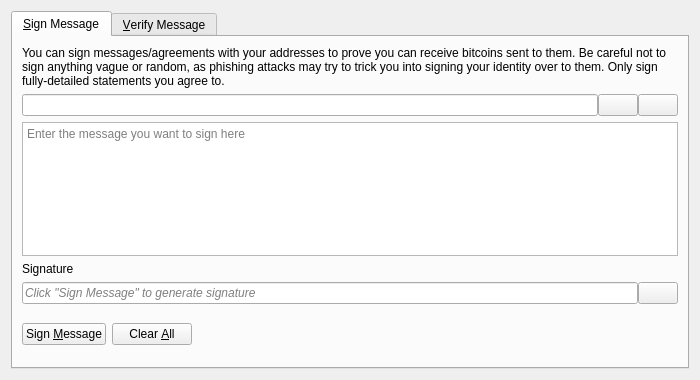
Before: the Qt Designer form src/qt/forms/signverifymessagedialog.ui in l0rinc/bitcoin, drawn with Qt 5.
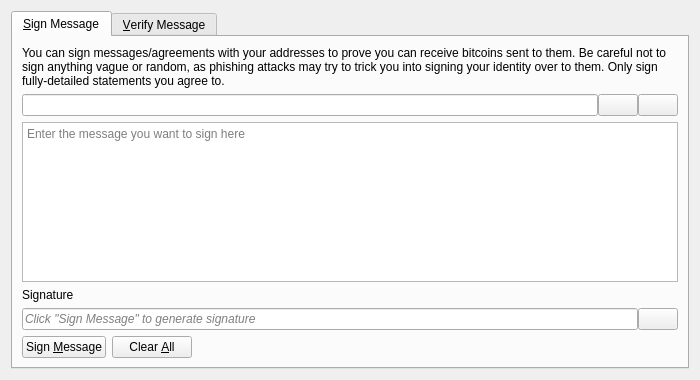
After: the same form once the commit is applied. Icons and pictures are not drawn. Custom widgets are drawn as their Qt base class.

Commit message:
GUI/Signverifymessagedialog: Set minimum window size and allow dynamic resizing of status labels
Github-Pull: knots#160
Rebased-From: 62bfaa5132bfcd01704ae78f5705df9ecfd14f8d

https://github.com/bitcoinknots/bitcoin/commit/1ef14d3a4af5e83c6cf5565433caae22baa3794f

Patch:
```diff
--- a/src/qt/forms/signverifymessagedialog.ui
+++ b/src/qt/forms/signverifymessagedialog.ui
@@ -10,6 +10,12 @@
     <height>380</height>
    </rect>
   </property>
+  <property name="minimumSize">
+   <size>
+    <width>700</width>
+    <height>380</height>
+   </size>
+  </property>
   <property name="windowTitle">
    <string>Signatures - Sign / Verify a Message</string>
   </property>
@@ -194,16 +200,25 @@
            <property name="orientation">
             <enum>Qt::Horizontal</enum>
            </property>
+           <property name="sizeType">
+            <enum>QSizePolicy::Expanding</enum>
+           </property>
            <property name="sizeHint" stdset="0">
             <size>
              <width>40</width>
-             <height>48</height>
+             <height>20</height>
             </size>
            </property>
           </spacer>
          </item>
          <item>
           <widget class="QLabel" name="statusLabel_SM">
+           <property name="sizePolicy">
+            <sizepolicy hsizetype="Expanding" vsizetype="Preferred">
+             <horstretch>1</horstretch>
+             <verstretch>0</verstretch>
+            </sizepolicy>
+           </property>
            <property name="font">
             <font>
              <weight>75</weight>
@@ -223,10 +238,13 @@
            <property name="orientation">
             <enum>Qt::Horizontal</enum>
            </property>
+           <property name="sizeType">
+            <enum>QSizePolicy::Expanding</enum>
+           </property>
            <property name="sizeHint" stdset="0">
             <size>
              <width>40</width>
-             <height>48</height>
+             <height>20</height>
             </size>
            </property>
           </spacer>
```
Left out of the diff: 16 changed lines with no effect on the pictures.
